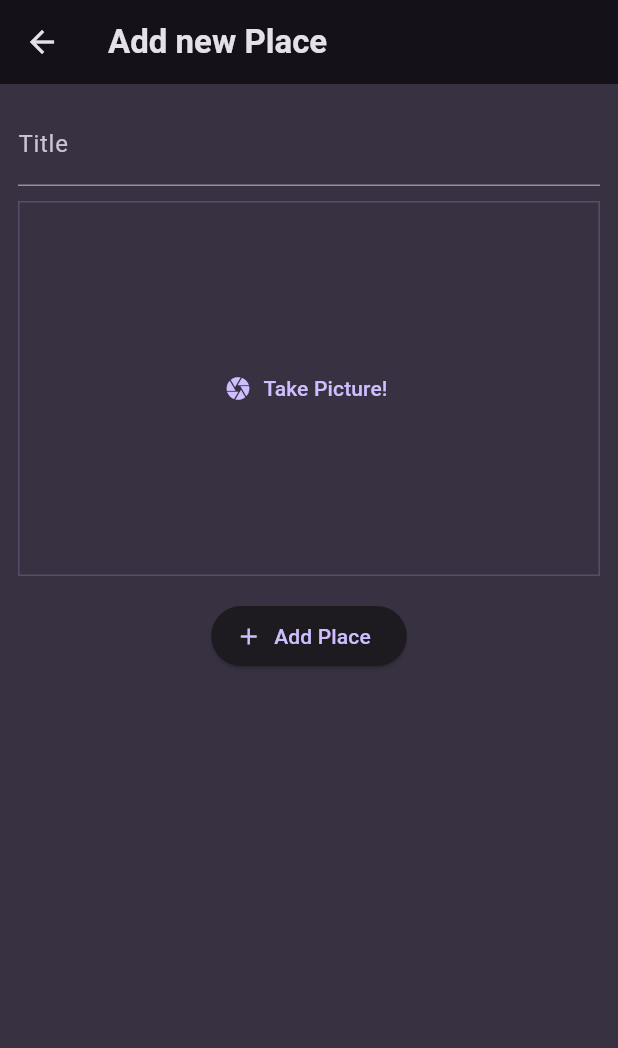
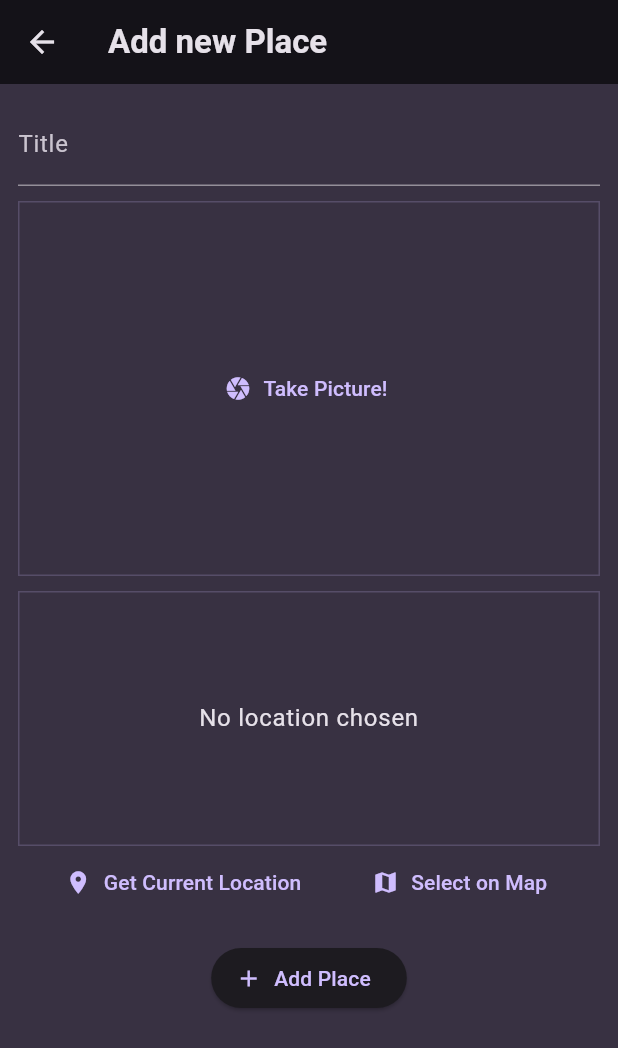
Before and after one commit to KlintonICT/favorite-places, a Flutter app: the AddPlaceScreen screen opened directly, on a phone screen of 412 x 824 dp. Shown: the top 1048 px of the screen. Run offline on Flutter 3.47's test engine with Material 3 defaults, Android fonts, the phone set to English and light mode, and no system bars; our stand-ins replace flutter_riverpod, google_fonts, image_picker, location.

Commit message:
feat: create get location function

```diff
--- a/lib/screens/add_place.dart
+++ b/lib/screens/add_place.dart
@@ -2,6 +2,7 @@ import 'dart:io';
 
 import 'package:favorite_places/providers/user_places.dart';
 import 'package:favorite_places/widgets/image_input.dart';
+import 'package:favorite_places/widgets/location_input.dart';
 import 'package:flutter/material.dart';
 import 'package:flutter_riverpod/flutter_riverpod.dart';
 
@@ -59,6 +60,8 @@ class _AddPlaceScreenState extends ConsumerState<AddPlaceScreen> {
             ImageInput(onPickImage: (image) {
               _selectedImage = image;
             }),
+            const SizedBox(height: 10),
+            const LocationInput(),
             const SizedBox(height: 16),
             ElevatedButton.icon(
               onPressed: _savePlace,
--- a/lib/screens/places.dart
+++ b/lib/screens/places.dart
@@ -1,4 +1,3 @@
-import 'package:favorite_places/models/place.dart';
 import 'package:favorite_places/providers/user_places.dart';
 import 'package:favorite_places/screens/add_place.dart';
 import 'package:favorite_places/widgets/places_list.dart';
--- /dev/null
+++ b/lib/widgets/location_input.dart
@@ -0,0 +1,101 @@
+import 'package:flutter/material.dart';
+import 'package:location/location.dart';
+
+class LocationInput extends StatefulWidget {
+  const LocationInput({super.key});
+
+  @override
+  State<LocationInput> createState() {
+    return _LocationInputState();
+  }
+}
+
+class _LocationInputState extends State<LocationInput> {
+  Location? _pickedLocation;
+  var _isGettingLocation = false;
+
+  void _getCurrentLocation() async {
+    Location location = Location();
+
+    bool serviceEnabled;
+    PermissionStatus permissionGranted;
+    LocationData locationData;
+
+    serviceEnabled = await location.serviceEnabled();
+    if (!serviceEnabled) {
+      serviceEnabled = await location.requestService();
+      if (!serviceEnabled) {
+        return;
+      }
+    }
+
+    permissionGranted = await location.hasPermission();
+    if (permissionGranted == PermissionStatus.denied) {
+      permissionGranted = await location.requestPermission();
+      if (permissionGranted != PermissionStatus.granted) {
+        return;
+      }
+    }
+
+    setState(() {
+      _isGettingLocation = true;
+    });
+
+    locationData = await location.getLocation();
+
+    print(locationData.latitude);
+    print(locationData.longitude);
+
+    setState(() {
+      _isGettingLocation = false;
+    });
+  }
+
+  @override
+  Widget build(BuildContext context) {
+    Widget previewContent = Text(
+      'No location chosen',
+      textAlign: TextAlign.center,
+      style: Theme.of(context)
+          .textTheme
+          .bodyLarge!
+          .copyWith(color: Theme.of(context).colorScheme.onBackground),
+    );
+
+    if (_isGettingLocation) {
+      previewContent = const CircularProgressIndicator();
+    }
+
+    return Column(
+      children: [
+        Container(
+          alignment: Alignment.center,
+          decoration: BoxDecoration(
+            border: Border.all(
+              width: 1,
+              color: Theme.of(context).colorScheme.primary.withOpacity(0.2),
+            ),
+          ),
+          height: 170,
+          width: double.infinity,
+          child: previewContent,
+        ),
+        Row(
+          mainAxisAlignment: MainAxisAlignment.spaceEvenly,
+          children: [
+            TextButton.icon(
+              onPressed: _getCurrentLocation,
+              icon: const Icon(Icons.location_on),
+              label: const Text('Get Current Location'),
+            ),
+            TextButton.icon(
+              onPressed: () {},
+              icon: const Icon(Icons.map),
+              label: const Text('Select on Map'),
+            ),
+          ],
+        )
+      ],
+    );
+  }
+}
--- a/pubspec.yaml
+++ b/pubspec.yaml
@@ -39,6 +39,7 @@ dependencies:
   uuid: ^4.4.0
   flutter_riverpod: ^2.5.1
   image_picker: ^1.1.1
+  location: ^6.0.2
 
 dev_dependencies:
   flutter_test:
```
Also changed, not shown: lib/screens/place_detail.dart (+9 -7 lines), pubspec.lock, 6 other files.
